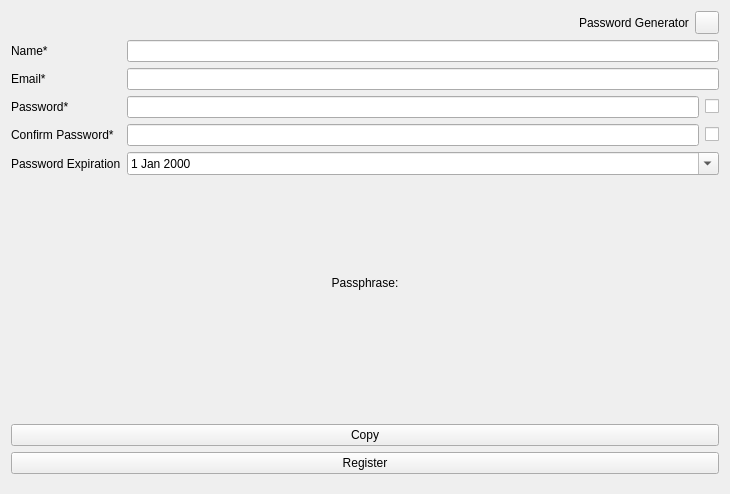
Qt form designs/xml/new_user_tab.ui (daniel-deru/WorkMate-3.0) before a commit.
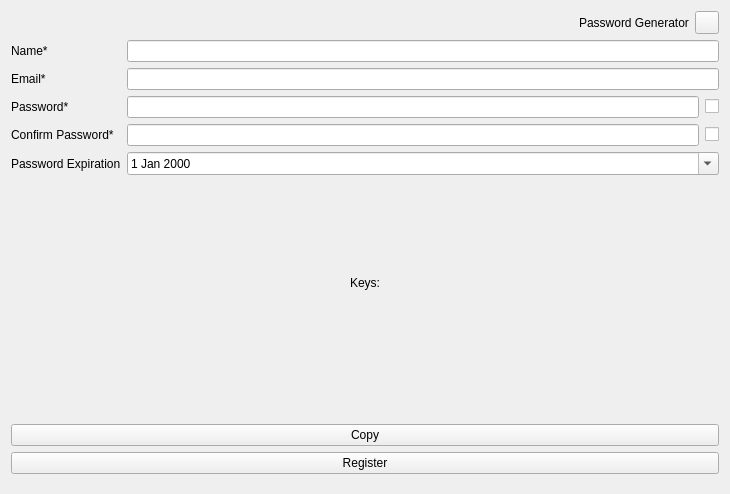
The same form after that commit.

The edit to the form file:
```diff
--- a/designs/xml/new_user_tab.ui
+++ b/designs/xml/new_user_tab.ui
@@ -162,7 +162,7 @@
         <string notr="true"/>
        </property>
        <property name="text">
-        <string>Passphrase:</string>
+        <string>Keys:</string>
        </property>
        <property name="alignment">
         <set>Qt::AlignCenter</set>
```
